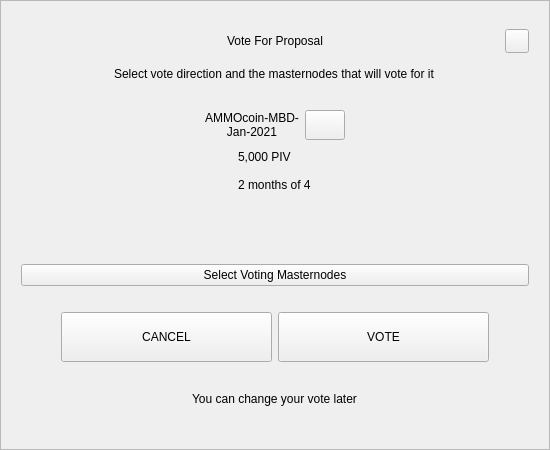
Old version of the form source/src/qt/ammocoin/forms/votedialog.ui in the repository everquin/AMMOcoin.
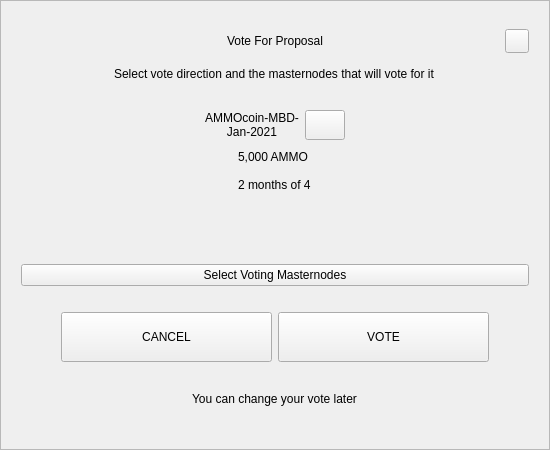
New version of the form.

```diff
--- a/source/src/qt/ammocoin/forms/votedialog.ui
+++ b/source/src/qt/ammocoin/forms/votedialog.ui
@@ -257,7 +257,7 @@
          <item>
           <widget class="QLabel" name="labelAmount">
            <property name="text">
-            <string notr="true">5,000 PIV</string>
+            <string notr="true">5,000 AMMO</string>
            </property>
           </widget>
          </item>
```
